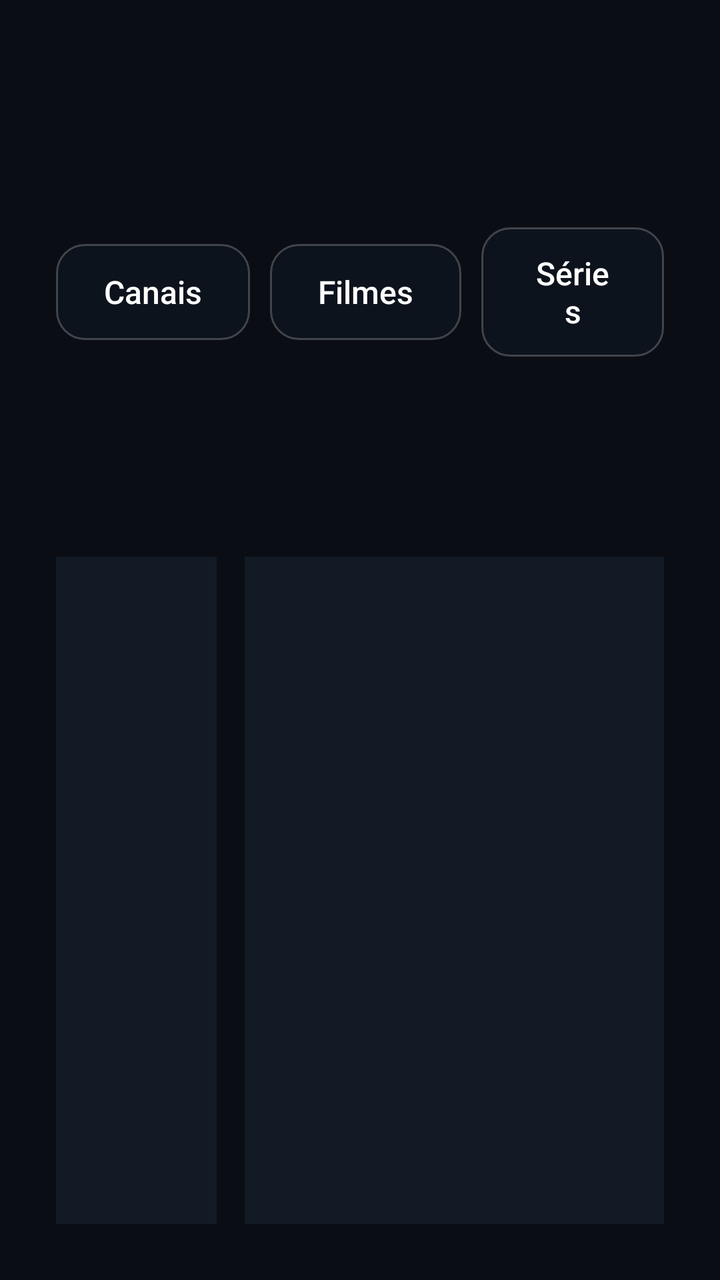
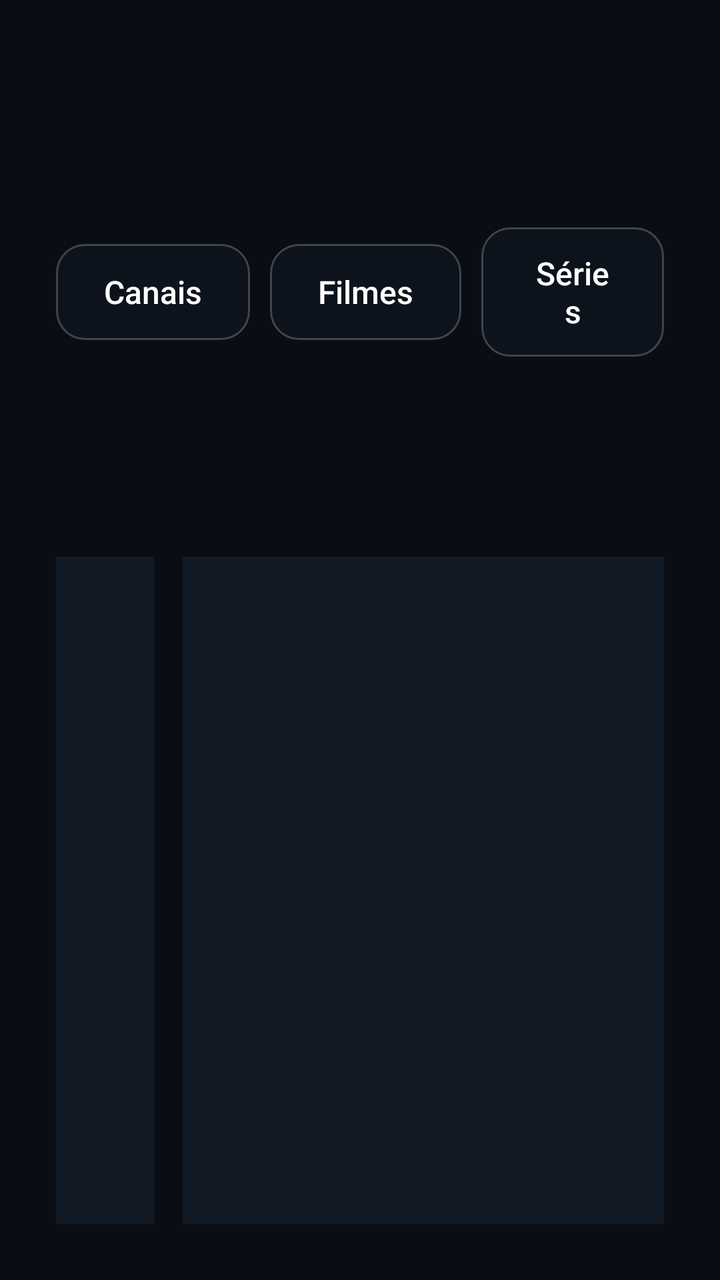

Two renders of the same Android screen: before a commit and after it. Below are the layout's source before the change and the commit's diff.
<!-- AndroidManifest.xml: application theme Theme.Player -->
<!-- res/layout/activity_channels.xml -->
<?xml version="1.0" encoding="utf-8"?>
<LinearLayout xmlns:android="http://schemas.android.com/apk/res/android"
    android:layout_width="match_parent"
    android:layout_height="match_parent"
    android:background="#0A0E14"
    android:orientation="vertical"
    android:padding="28dp">

    
    <LinearLayout
        android:layout_width="match_parent"
        android:layout_height="wrap_content"
        android:orientation="horizontal"
        android:gravity="center_vertical">

        <Button android:id="@+id/nav_canais" android:layout_width="wrap_content" android:layout_height="wrap_content"
            android:text="Canais" android:textSize="16sp" />
        <Button android:id="@+id/nav_filmes" android:layout_width="wrap_content" android:layout_height="wrap_content"
            android:layout_marginStart="10dp" android:text="Filmes" android:textSize="16sp" />
        <Button android:id="@+id/nav_series" android:layout_width="wrap_content" android:layout_height="wrap_content"
            android:layout_marginStart="10dp" android:text="Séries" android:textSize="16sp" />
        <Button android:id="@+id/nav_fav" android:layout_width="wrap_content" android:layout_height="wrap_content"
            android:layout_marginStart="10dp" android:text="★ Favoritos" android:textSize="16sp" />
        <Button android:id="@+id/nav_search" android:layout_width="wrap_content" android:layout_height="wrap_content"
            android:layout_marginStart="10dp" android:text="🔍 Buscar" android:textSize="16sp" />

        <TextView android:id="@+id/status" android:layout_width="0dp" android:layout_height="wrap_content"
            android:layout_weight="1" android:layout_marginStart="16dp" android:gravity="end"
            android:textColor="#9AA4AE" android:textSize="13sp" />
    </LinearLayout>

    <EditText
        android:id="@+id/search"
        android:layout_width="match_parent"
        android:layout_height="wrap_content"
        android:layout_marginTop="10dp"
        android:hint="Buscar nesta seção…"
        android:imeOptions="actionSearch"
        android:inputType="text"
        android:singleLine="true"
        android:textColor="#FFFFFF"
        android:textColorHint="#667080"
        android:visibility="gone" />

    <LinearLayout
        android:layout_width="match_parent"
        android:layout_height="0dp"
        android:layout_weight="1"
        android:layout_marginTop="14dp"
        android:orientation="horizontal">

        <ListView
            android:id="@+id/groups"
            android:layout_width="0dp"
            android:layout_height="match_parent"
            android:layout_weight="1"
            android:background="#121A26"
            android:nextFocusRight="@+id/channels" />

        <FrameLayout
            android:layout_width="0dp"
            android:layout_height="match_parent"
            android:layout_weight="2.6"
            android:layout_marginStart="14dp">

            <ListView
                android:id="@+id/channels"
                android:layout_width="match_parent"
                android:layout_height="match_parent"
                android:background="#121A26"
                android:nextFocusLeft="@+id/groups" />

            <GridView
                android:id="@+id/channels_grid"
                android:layout_width="match_parent"
                android:layout_height="match_parent"
                android:background="#121A26"
                android:numColumns="5"
                android:horizontalSpacing="12dp"
                android:verticalSpacing="12dp"
                android:padding="12dp"
                android:clipToPadding="false"
                android:focusable="true"
                android:listSelector="@drawable/grid_selector"
                android:drawSelectorOnTop="true"
                android:nextFocusLeft="@+id/groups"
                android:visibility="gone" />

            <TextView
                android:id="@+id/empty"
                android:layout_width="wrap_content"
                android:layout_height="wrap_content"
                android:layout_gravity="center"
                android:text="Nada aqui"
                android:textColor="#667080"
                android:visibility="gone" />
        </FrameLayout>
    </LinearLayout>
</LinearLayout>
<!-- resources referenced by this layout -->
<resources>
  <!-- drawable grid_selector (drawable) -->
  <?xml version="1.0" encoding="utf-8"?>
  <selector xmlns:android="http://schemas.android.com/apk/res/android">
      <item android:state_focused="true">
          <shape android:shape="rectangle">
              <stroke android:width="4dp" android:color="#FFFFFFFF" />
              <corners android:radius="14dp" />
          </shape>
      </item>
      <item android:state_selected="true">
          <shape android:shape="rectangle">
              <stroke android:width="4dp" android:color="#FFFFFFFF" />
              <corners android:radius="14dp" />
          </shape>
      </item>
      <item android:state_pressed="true">
          <shape android:shape="rectangle">
              <stroke android:width="4dp" android:color="#FF64D2FF" />
              <corners android:radius="14dp" />
          </shape>
      </item>
      <item><shape android:shape="rectangle"><solid android:color="#00000000" /></shape></item>
  </selector>
  <style name="Theme.Player" parent="Theme.AppCompat.NoActionBar">
          <item name="android:windowNoTitle">true</item>
          <item name="android:windowFullscreen">true</item>
          <item name="android:windowBackground">@android:color/black</item>
          <item name="colorAccent">#64D2FF</item>
          <item name="android:buttonStyle">@style/TvButton</item>
          <item name="buttonStyle">@style/TvButton</item>
      </style>
  <style name="TvButton" parent="Widget.AppCompat.Button">
          <item name="android:background">@drawable/card_bg</item>
          <item name="android:textColor">@color/card_text</item>
          <item name="android:textAllCaps">false</item>
          <item name="android:stateListAnimator">@null</item>
          <item name="android:defaultFocusHighlightEnabled">false</item>
          <item name="android:minWidth">0dp</item>
          <item name="android:paddingLeft">24dp</item>
          <item name="android:paddingRight">24dp</item>
          <item name="android:paddingTop">12dp</item>
          <item name="android:paddingBottom">12dp</item>
      </style>
  <!-- drawable card_bg (drawable) -->
  <?xml version="1.0" encoding="utf-8"?>
  <selector xmlns:android="http://schemas.android.com/apk/res/android">
      <item android:state_focused="true">
          <shape android:shape="rectangle">
              <solid android:color="#FFF5F5F7" />
              <corners android:radius="14dp" />
          </shape>
      </item>
      <item android:state_pressed="true">
          <shape android:shape="rectangle">
              <solid android:color="#FFE2E2E8" />
              <corners android:radius="14dp" />
          </shape>
      </item>
      <item>
          <shape android:shape="rectangle">
              <solid android:color="#99101722" />
              <stroke android:width="1dp" android:color="#38FFFFFF" />
              <corners android:radius="14dp" />
          </shape>
      </item>
  </selector>
</resources>

<!-- the commit's change to res/layout/activity_channels.xml (unified diff, before → after) -->
@@ -53,14 +53,14 @@
             android:id="@+id/groups"
             android:layout_width="0dp"
             android:layout_height="match_parent"
-            android:layout_weight="1"
+            android:layout_weight="0.7"
             android:background="#121A26"
             android:nextFocusRight="@+id/channels" />
 
         <FrameLayout
             android:layout_width="0dp"
             android:layout_height="match_parent"
-            android:layout_weight="2.6"
+            android:layout_weight="3.4"
             android:layout_marginStart="14dp">
 
             <ListView
@@ -75,7 +75,7 @@
                 android:layout_width="match_parent"
                 android:layout_height="match_parent"
                 android:background="#121A26"
-                android:numColumns="5"
+                android:numColumns="4"
                 android:horizontalSpacing="12dp"
                 android:verticalSpacing="12dp"
                 android:padding="12dp"
